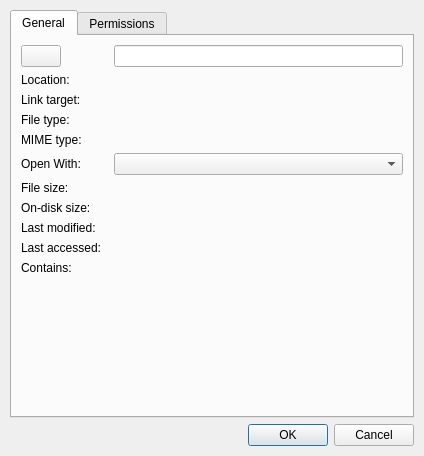
This is src/file-props.ui in lxqt/libfm-qt as Qt 5 draws it before an edit. The edited form follows.
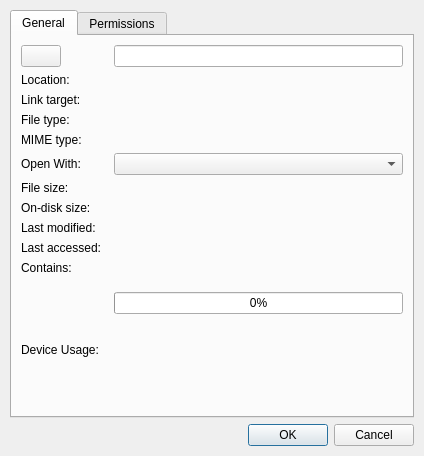
This is the edited form. Icons and pictures are not drawn. Custom widgets are drawn as their Qt base class.

Commit message:
Device usge bar for Properties dialog
Closes https://github.com/lxqt/pcmanfm-qt/issues/650

Let's show the device usage by a bar because the device is a property of a file that resides on it.

What changed in the file:
```diff
--- a/src/file-props.ui
+++ b/src/file-props.ui
@@ -289,6 +289,59 @@
          </property>
         </widget>
        </item>
+       <item row="11" column="0">
+        <spacer name="verticalSpacer_2">
+         <property name="orientation">
+          <enum>Qt::Vertical</enum>
+         </property>
+         <property name="sizeType">
+          <enum>QSizePolicy::Fixed</enum>
+         </property>
+         <property name="sizeHint" stdset="0">
+          <size>
+           <width>5</width>
+           <height>5</height>
+          </size>
+         </property>
+        </spacer>
+       </item>
+       <item row="12" column="0">
+        <widget class="QLabel" name="deviceLabel">
+         <property name="sizePolicy">
+          <sizepolicy hsizetype="Preferred" vsizetype="Expanding">
+           <horstretch>0</horstretch>
+           <verstretch>0</verstretch>
+          </sizepolicy>
+         </property>
+         <property name="text">
+          <string>Device Usage:</string>
+         </property>
+        </widget>
+       </item>
+       <item row="12" column="1">
+        <layout class="QVBoxLayout" name="verticalLayout_4">
+         <property name="spacing">
+          <number>5</number>
+         </property>
+         <item>
+          <widget class="QProgressBar" name="progressBar">
+           <property name="value">
+            <number>0</number>
+           </property>
+          </widget>
+         </item>
+         <item>
+          <widget class="QLabel" name="spaceLabel">
+           <property name="text">
+            <string/>
+           </property>
+           <property name="wordWrap">
+            <bool>true</bool>
+           </property>
+          </widget>
+         </item>
+        </layout>
+       </item>
       </layout>
      </widget>
      <widget class="QWidget" name="permissionsPage">
```
The commit also changes 1 other file.
